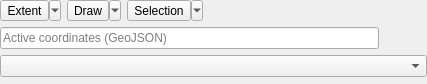
This is planet_explorer/ui/pe_main_filters_base.ui in planetlabs/qgis-planet-plugin as Qt 5 draws it before an edit. The edited form follows.
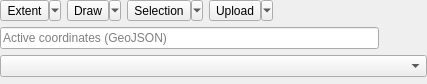
This is the edited form. Icons and pictures are not drawn.

Commit message:
improvements for AOI filtering
Support AOI from files via 'upload' button
Support multipolygons

The edit to the form file:
```diff
--- a/planet_explorer/ui/pe_main_filters_base.ui
+++ b/planet_explorer/ui/pe_main_filters_base.ui
@@ -119,6 +119,23 @@
         </property>
        </widget>
       </item>
+      <item>
+       <widget class="QToolButton" name="btnUpload">
+        <property name="text">
+         <string>Upload</string>
+        </property>
+        <property name="icon">
+         <iconset resource="../resources/resources.qrc">
+          <normaloff>:/plugins/planet_explorer/external-link.svg</normaloff>:/plugins/planet_explorer/external-link.svg</iconset>
+        </property>
+        <property name="popupMode">
+         <enum>QToolButton::MenuButtonPopup</enum>
+        </property>
+        <property name="toolButtonStyle">
+         <enum>Qt::ToolButtonTextBesideIcon</enum>
+        </property>
+       </widget>
+      </item>
       <item>
        <spacer name="horizontalSpacer">
         <property name="orientation">
```
Left out of the diff: 3 changed lines with no effect on the pictures. The commit also changes 2 other files.
